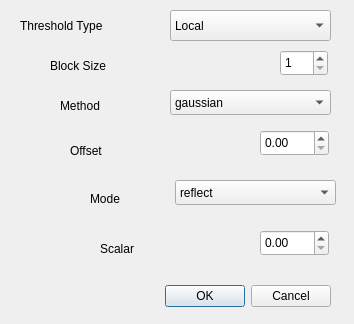
Above: src/UiForm/threshold_param.ui from barrtrav/modelo-borde-imagenes before the change. Below: the same form after it.
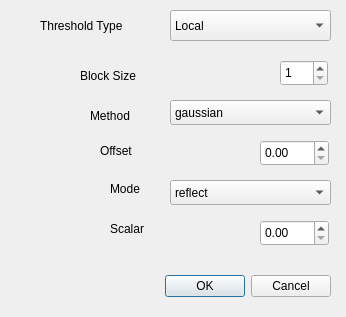
That is the form after the change. Icons and pictures are not drawn.

The edit to the form file:
```diff
--- a/src/UiForm/threshold_param.ui
+++ b/src/UiForm/threshold_param.ui
@@ -6,8 +6,8 @@
    <rect>
     <x>0</x>
     <y>0</y>
-    <width>354</width>
-    <height>324</height>
+    <width>346</width>
+    <height>317</height>
    </rect>
   </property>
   <property name="windowTitle">
@@ -17,7 +17,7 @@
    <property name="geometry">
     <rect>
      <x>160</x>
-     <y>280</y>
+     <y>270</y>
      <width>171</width>
      <height>32</height>
     </rect>
@@ -52,7 +52,7 @@
   <widget class="QLabel" name="label">
    <property name="geometry">
     <rect>
-     <x>20</x>
+     <x>40</x>
      <y>10</y>
      <width>111</width>
      <height>31</height>
@@ -65,9 +65,9 @@
   <widget class="QLabel" name="label_2">
    <property name="geometry">
     <rect>
-     <x>50</x>
-     <y>50</y>
-     <width>101</width>
+     <x>80</x>
+     <y>60</y>
+     <width>81</width>
      <height>31</height>
     </rect>
    </property>
@@ -79,7 +79,7 @@
    <property name="geometry">
     <rect>
      <x>170</x>
-     <y>90</y>
+     <y>100</y>
      <width>161</width>
      <height>25</height>
     </rect>
@@ -108,8 +108,8 @@
   <widget class="QLabel" name="label_3">
    <property name="geometry">
     <rect>
-     <x>60</x>
-     <y>90</y>
+     <x>90</x>
+     <y>100</y>
      <width>67</width>
      <height>31</height>
     </rect>
@@ -121,9 +121,9 @@
   <widget class="QLabel" name="label_4">
    <property name="geometry">
     <rect>
-     <x>70</x>
+     <x>100</x>
      <y>140</y>
-     <width>67</width>
+     <width>51</width>
      <height>21</height>
     </rect>
    </property>
@@ -135,7 +135,7 @@
    <property name="geometry">
     <rect>
      <x>260</x>
-     <y>130</y>
+     <y>140</y>
      <width>69</width>
      <height>26</height>
     </rect>
@@ -144,9 +144,9 @@
   <widget class="QLabel" name="label_5">
    <property name="geometry">
     <rect>
-     <x>90</x>
-     <y>190</y>
-     <width>67</width>
+     <x>110</x>
+     <y>180</y>
+     <width>41</width>
      <height>17</height>
     </rect>
    </property>
@@ -157,7 +157,7 @@
   <widget class="QComboBox" name="comboBox_3">
    <property name="geometry">
     <rect>
-     <x>175</x>
+     <x>170</x>
      <y>180</y>
      <width>161</width>
      <height>25</height>
@@ -192,9 +192,9 @@
   <widget class="QLabel" name="label_6">
    <property name="geometry">
     <rect>
-     <x>100</x>
-     <y>240</y>
-     <width>67</width>
+     <x>110</x>
+     <y>220</y>
+     <width>51</width>
      <height>17</height>
     </rect>
    </property>
@@ -206,7 +206,7 @@
    <property name="geometry">
     <rect>
      <x>260</x>
-     <y>230</y>
+     <y>220</y>
      <width>69</width>
      <height>26</height>
     </rect>
@@ -216,7 +216,7 @@
    <property name="geometry">
     <rect>
      <x>280</x>
-     <y>50</y>
+     <y>60</y>
      <width>48</width>
      <height>26</height>
     </rect>
```
Left out of the diff: 4 changed lines with no effect on the pictures.
